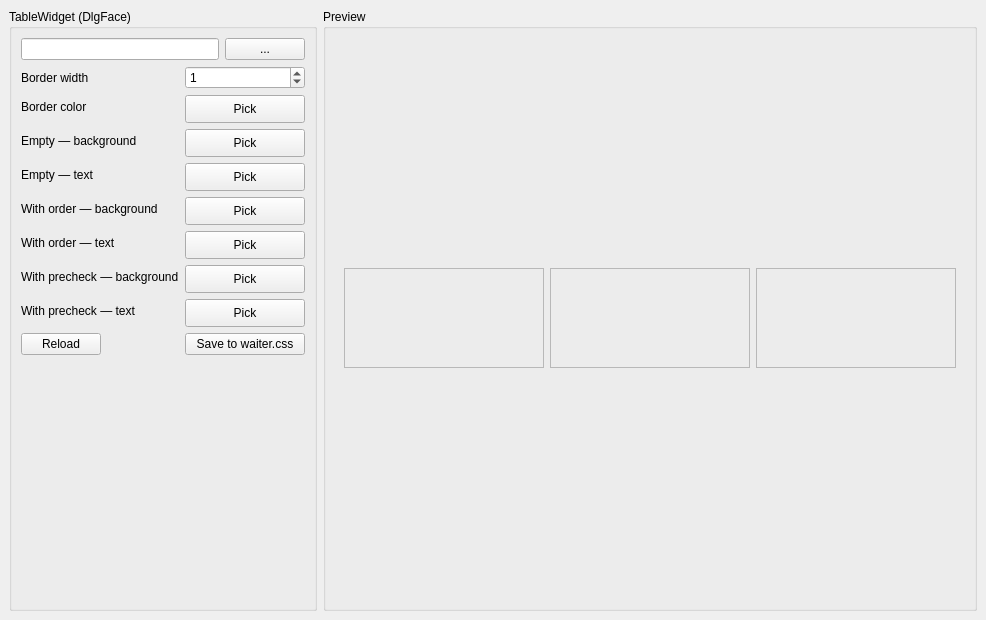
Above: WaiterDesigner/mainwindow.ui from End1-1/Cafe5 before the change. Below: the same form after it.
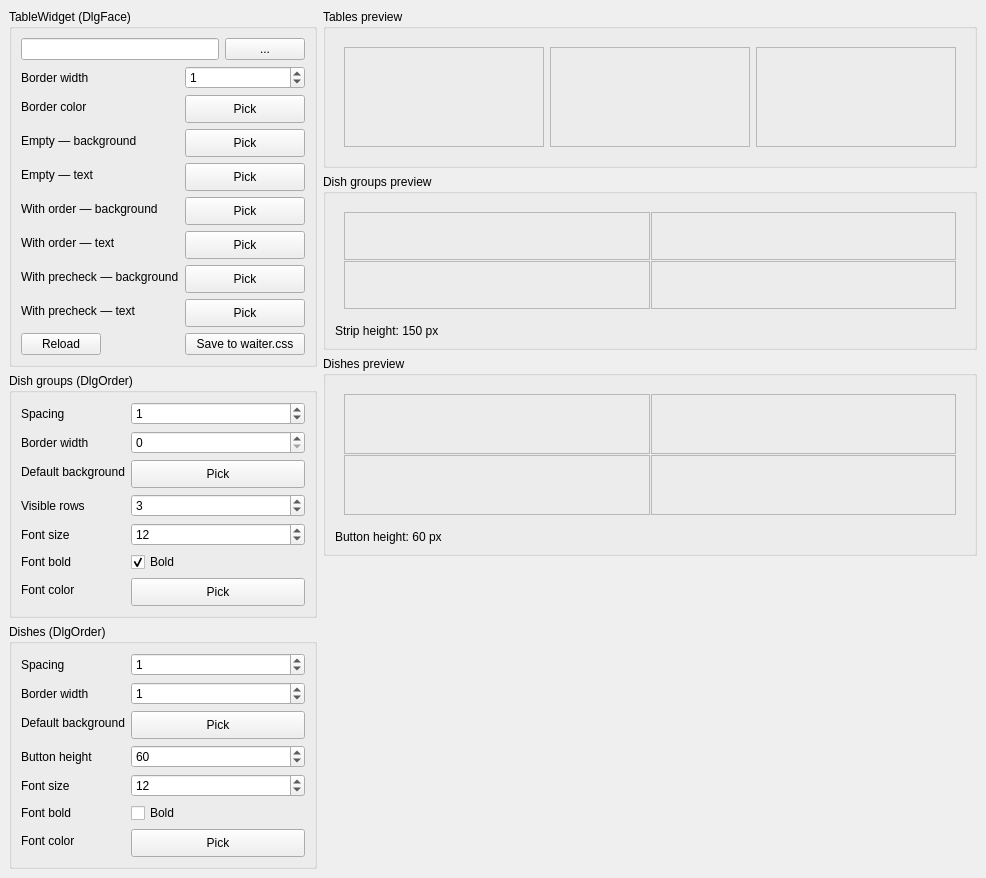
That is the form after the change.

```diff
--- a/WaiterDesigner/mainwindow.ui
+++ b/WaiterDesigner/mainwindow.ui
@@ -6,8 +6,8 @@
    <rect>
     <x>0</x>
     <y>0</y>
-    <width>900</width>
-    <height>620</height>
+    <width>980</width>
+    <height>720</height>
    </rect>
   </property>
   <property name="windowTitle">
@@ -16,6 +16,8 @@
   <widget class="QWidget" name="centralwidget">
    <layout class="QHBoxLayout" name="horizontalLayout">
     <item>
+     <layout class="QVBoxLayout" name="leftColumnLayout">
+      <item>
      <widget class="QGroupBox" name="groupSettings">
       <property name="title">
        <string>TableWidget (DlgFace)</string>
@@ -213,9 +215,315 @@
      </widget>
     </item>
     <item>
+       <widget class="QGroupBox" name="groupDishGroups">
+        <property name="title">
+         <string>Dish groups (DlgOrder)</string>
+        </property>
+        <layout class="QFormLayout" name="formDishGroups">
+         <item row="0" column="0">
+          <widget class="QLabel" name="lblGroupSpacing">
+           <property name="text">
+            <string>Spacing</string>
+           </property>
+          </widget>
+         </item>
+         <item row="0" column="1">
+          <widget class="QSpinBox" name="sbGroupSpacing">
+           <property name="minimum">
+            <number>0</number>
+           </property>
+           <property name="maximum">
+            <number>32</number>
+           </property>
+           <property name="value">
+            <number>1</number>
+           </property>
+          </widget>
+         </item>
+         <item row="1" column="0">
+          <widget class="QLabel" name="lblGroupBorder">
+           <property name="text">
+            <string>Border width</string>
+           </property>
+          </widget>
+         </item>
+         <item row="1" column="1">
+          <widget class="QSpinBox" name="sbGroupBorderWidth">
+           <property name="minimum">
+            <number>0</number>
+           </property>
+           <property name="maximum">
+            <number>12</number>
+           </property>
+           <property name="value">
+            <number>0</number>
+           </property>
+          </widget>
+         </item>
+         <item row="2" column="0">
+          <widget class="QLabel" name="lblGroupBg">
+           <property name="text">
+            <string>Default background</string>
+           </property>
+          </widget>
+         </item>
+         <item row="2" column="1">
+          <widget class="QPushButton" name="btnGroupBgColor">
+           <property name="minimumSize">
+            <size>
+             <width>120</width>
+             <height>28</height>
+            </size>
+           </property>
+           <property name="text">
+            <string>Pick</string>
+           </property>
+          </widget>
+         </item>
+         <item row="3" column="0">
+          <widget class="QLabel" name="lblGroupRows">
+           <property name="text">
+            <string>Visible rows</string>
+           </property>
+          </widget>
+         </item>
+         <item row="3" column="1">
+          <widget class="QSpinBox" name="sbGroupVisibleRows">
+           <property name="minimum">
+            <number>1</number>
+           </property>
+           <property name="maximum">
+            <number>12</number>
+           </property>
+           <property name="value">
+            <number>3</number>
+           </property>
+          </widget>
+         </item>
+         <item row="4" column="0">
+          <widget class="QLabel" name="lblGroupFontSize">
+           <property name="text">
+            <string>Font size</string>
+           </property>
+          </widget>
+         </item>
+         <item row="4" column="1">
+          <widget class="QSpinBox" name="sbGroupFontSize">
+           <property name="minimum">
+            <number>7</number>
+           </property>
+           <property name="maximum">
+            <number>48</number>
+           </property>
+           <property name="value">
+            <number>12</number>
+           </property>
+          </widget>
+         </item>
+         <item row="5" column="0">
+          <widget class="QLabel" name="lblGroupFontBold">
+           <property name="text">
+            <string>Font bold</string>
+           </property>
+          </widget>
+         </item>
+         <item row="5" column="1">
+          <widget class="QCheckBox" name="chGroupFontBold">
+           <property name="text">
+            <string>Bold</string>
+           </property>
+           <property name="checked">
+            <bool>true</bool>
+           </property>
+          </widget>
+         </item>
+         <item row="6" column="0">
+          <widget class="QLabel" name="lblGroupFontColor">
+           <property name="text">
+            <string>Font color</string>
+           </property>
+          </widget>
+         </item>
+         <item row="6" column="1">
+          <widget class="QPushButton" name="btnGroupFontColor">
+           <property name="minimumSize">
+            <size>
+             <width>120</width>
+             <height>28</height>
+            </size>
+           </property>
+           <property name="text">
+            <string>Pick</string>
+           </property>
+          </widget>
+         </item>
+        </layout>
+       </widget>
+      </item>
+      <item>
+       <widget class="QGroupBox" name="groupDishes">
+        <property name="title">
+         <string>Dishes (DlgOrder)</string>
+        </property>
+        <layout class="QFormLayout" name="formDishes">
+         <item row="0" column="0">
+          <widget class="QLabel" name="lblDishSpacing">
+           <property name="text">
+            <string>Spacing</string>
+           </property>
+          </widget>
+         </item>
+         <item row="0" column="1">
+          <widget class="QSpinBox" name="sbDishSpacing">
+           <property name="minimum">
+            <number>0</number>
+           </property>
+           <property name="maximum">
+            <number>32</number>
+           </property>
+           <property name="value">
+            <number>1</number>
+           </property>
+          </widget>
+         </item>
+         <item row="1" column="0">
+          <widget class="QLabel" name="lblDishBorder">
+           <property name="text">
+            <string>Border width</string>
+           </property>
+          </widget>
+         </item>
+         <item row="1" column="1">
+          <widget class="QSpinBox" name="sbDishBorderWidth">
+           <property name="minimum">
+            <number>0</number>
+           </property>
+           <property name="maximum">
+            <number>12</number>
+           </property>
+           <property name="value">
+            <number>1</number>
+           </property>
+          </widget>
+         </item>
+         <item row="2" column="0">
+          <widget class="QLabel" name="lblDishBg">
+           <property name="text">
+            <string>Default background</string>
+           </property>
+          </widget>
+         </item>
+         <item row="2" column="1">
+          <widget class="QPushButton" name="btnDishBgColor">
+           <property name="minimumSize">
+            <size>
+             <width>120</width>
+             <height>28</height>
+            </size>
+           </property>
+           <property name="text">
+            <string>Pick</string>
+           </property>
+          </widget>
+         </item>
+         <item row="3" column="0">
+          <widget class="QLabel" name="lblDishHeight">
+           <property name="text">
+            <string>Button height</string>
+           </property>
+          </widget>
+         </item>
+         <item row="3" column="1">
+          <widget class="QSpinBox" name="sbDishHeight">
+           <property name="minimum">
+            <number>40</number>
+           </property>
+           <property name="maximum">
+            <number>200</number>
+           </property>
+           <property name="value">
+            <number>60</number>
+           </property>
+          </widget>
+         </item>
+         <item row="4" column="0">
+          <widget class="QLabel" name="lblDishFontSize">
+           <property name="text">
+            <string>Font size</string>
+           </property>
+          </widget>
+         </item>
+         <item row="4" column="1">
+          <widget class="QSpinBox" name="sbDishFontSize">
+           <property name="minimum">
+            <number>7</number>
+           </property>
+           <property name="maximum">
+            <number>48</number>
+           </property>
+           <property name="value">
+            <number>12</number>
+           </property>
+          </widget>
+         </item>
+         <item row="5" column="0">
+          <widget class="QLabel" name="lblDishFontBold">
+           <property name="text">
+            <string>Font bold</string>
+           </property>
+          </widget>
+         </item>
+         <item row="5" column="1">
+          <widget class="QCheckBox" name="chDishFontBold">
+           <property name="text">
+            <string>Bold</string>
+           </property>
+          </widget>
+         </item>
+         <item row="6" column="0">
+          <widget class="QLabel" name="lblDishFontColor">
+           <property name="text">
+            <string>Font color</string>
+           </property>
+          </widget>
+         </item>
+         <item row="6" column="1">
+          <widget class="QPushButton" name="btnDishFontColor">
+           <property name="minimumSize">
+            <size>
+             <width>120</width>
+             <height>28</height>
+            </size>
+           </property>
+           <property name="text">
+            <string>Pick</string>
+           </property>
+          </widget>
+         </item>
+        </layout>
+       </widget>
+      </item>
+      <item>
+       <spacer name="leftSpacer">
+        <property name="orientation">
+         <enum>Qt::Orientation::Vertical</enum>
+        </property>
+        <property name="sizeHint" stdset="0">
+         <size>
+          <width>20</width>
+          <height>40</height>
+         </size>
+        </property>
+       </spacer>
+      </item>
+     </layout>
+    </item>
+    <item>
+     <layout class="QVBoxLayout" name="rightColumnLayout">
+      <item>
      <widget class="QGroupBox" name="groupPreview">
       <property name="title">
-       <string>Preview</string>
+         <string>Tables preview</string>
       </property>
       <layout class="QVBoxLayout" name="verticalLayout">
        <item>
@@ -283,6 +591,223 @@
        </item>
       </layout>
      </widget>
+      </item>
+      <item>
+       <widget class="QGroupBox" name="groupGroupsPreview">
+        <property name="title">
+         <string>Dish groups preview</string>
+        </property>
+        <layout class="QVBoxLayout" name="groupsPreviewLayout">
+         <item>
+          <widget class="QWidget" name="wPreviewGroups" native="true">
+           <layout class="QGridLayout" name="glPreviewGroups">
+            <property name="spacing">
+             <number>1</number>
+            </property>
+            <item row="0" column="0">
+             <widget class="QFrame" name="frameGroupPreview1">
+              <property name="minimumSize">
+               <size>
+                <width>120</width>
+                <height>48</height>
+               </size>
+              </property>
+              <property name="maximumSize">
+               <size>
+                <width>16777215</width>
+                <height>48</height>
+               </size>
+              </property>
+              <property name="frameShape">
+               <enum>QFrame::Shape::StyledPanel</enum>
+              </property>
+             </widget>
+            </item>
+            <item row="0" column="1">
+             <widget class="QFrame" name="frameGroupPreview2">
+              <property name="minimumSize">
+               <size>
+                <width>120</width>
+                <height>48</height>
+               </size>
+              </property>
+              <property name="maximumSize">
+               <size>
+                <width>16777215</width>
+                <height>48</height>
+               </size>
+              </property>
+              <property name="frameShape">
+               <enum>QFrame::Shape::StyledPanel</enum>
+              </property>
+             </widget>
+            </item>
+            <item row="1" column="0">
+             <widget class="QFrame" name="frameGroupPreview3">
+              <property name="minimumSize">
+               <size>
+                <width>120</width>
+                <height>48</height>
+               </size>
+              </property>
+              <property name="maximumSize">
+               <size>
+                <width>16777215</width>
+                <height>48</height>
+               </size>
+              </property>
+              <property name="frameShape">
+               <enum>QFrame::Shape::StyledPanel</enum>
+              </property>
+             </widget>
+            </item>
+            <item row="1" column="1">
+             <widget class="QFrame" name="frameGroupPreview4">
+              <property name="minimumSize">
+               <size>
+                <width>120</width>
+                <height>48</height>
+               </size>
+              </property>
+              <property name="maximumSize">
+               <size>
+                <width>16777215</width>
+                <height>48</height>
+               </size>
+              </property>
+              <property name="frameShape">
+               <enum>QFrame::Shape::StyledPanel</enum>
+              </property>
+             </widget>
+            </item>
+           </layout>
+          </widget>
+         </item>
+         <item>
+          <widget class="QLabel" name="lblGroupStripHint">
+           <property name="text">
+            <string>Strip height: 150 px</string>
+           </property>
+          </widget>
+         </item>
+        </layout>
+       </widget>
+      </item>
+      <item>
+       <widget class="QGroupBox" name="groupDishesPreview">
+        <property name="title">
+         <string>Dishes preview</string>
+        </property>
+        <layout class="QVBoxLayout" name="dishesPreviewLayout">
+         <item>
+          <widget class="QWidget" name="wPreviewDishes" native="true">
+           <layout class="QGridLayout" name="glPreviewDishes">
+            <property name="spacing">
+             <number>1</number>
+            </property>
+            <item row="0" column="0">
+             <widget class="QFrame" name="frameDishPreview1">
+              <property name="minimumSize">
+               <size>
+                <width>140</width>
+                <height>60</height>
+               </size>
+              </property>
+              <property name="maximumSize">
+               <size>
+                <width>16777215</width>
+                <height>60</height>
+               </size>
+              </property>
+              <property name="frameShape">
+               <enum>QFrame::Shape::StyledPanel</enum>
+              </property>
+             </widget>
+            </item>
+            <item row="0" column="1">
+             <widget class="QFrame" name="frameDishPreview2">
+              <property name="minimumSize">
+               <size>
+                <width>140</width>
+                <height>60</height>
+               </size>
+              </property>
+              <property name="maximumSize">
+               <size>
+                <width>16777215</width>
+                <height>60</height>
+               </size>
+              </property>
+              <property name="frameShape">
+               <enum>QFrame::Shape::StyledPanel</enum>
+              </property>
+             </widget>
+            </item>
+            <item row="1" column="0">
+             <widget class="QFrame" name="frameDishPreview3">
+              <property name="minimumSize">
+               <size>
+                <width>140</width>
+                <height>60</height>
+               </size>
+              </property>
+              <property name="maximumSize">
+               <size>
+                <width>16777215</width>
+                <height>60</height>
+               </size>
+              </property>
+              <property name="frameShape">
+               <enum>QFrame::Shape::StyledPanel</enum>
+              </property>
+             </widget>
+            </item>
+            <item row="1" column="1">
+             <widget class="QFrame" name="frameDishPreview4">
+              <property name="minimumSize">
+               <size>
+                <width>140</width>
+                <height>60</height>
+               </size>
+              </property>
+              <property name="maximumSize">
+               <size>
+                <width>16777215</width>
+                <height>60</height>
+               </size>
+              </property>
+              <property name="frameShape">
+               <enum>QFrame::Shape::StyledPanel</enum>
+              </property>
+             </widget>
+            </item>
+           </layout>
+          </widget>
+         </item>
+         <item>
+          <widget class="QLabel" name="lblDishHint">
+           <property name="text">
+            <string>Button height: 60 px</string>
+           </property>
+          </widget>
+         </item>
+        </layout>
+       </widget>
+      </item>
+      <item>
+       <spacer name="rightSpacer">
+        <property name="orientation">
+         <enum>Qt::Orientation::Vertical</enum>
+        </property>
+        <property name="sizeHint" stdset="0">
+         <size>
+          <width>20</width>
+          <height>40</height>
+         </size>
+        </property>
+       </spacer>
+      </item>
+     </layout>
     </item>
    </layout>
   </widget>
```
Left out of the diff: 2 changed lines with no effect on the pictures. Lines whose indentation alone changed are shown as unchanged.
